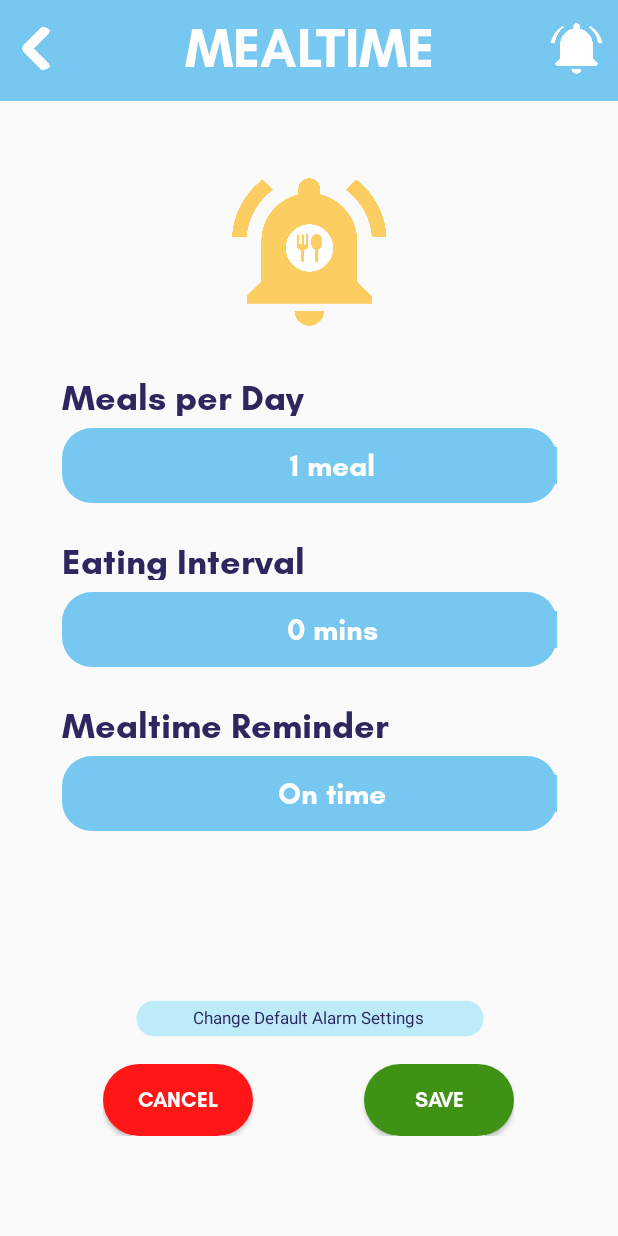
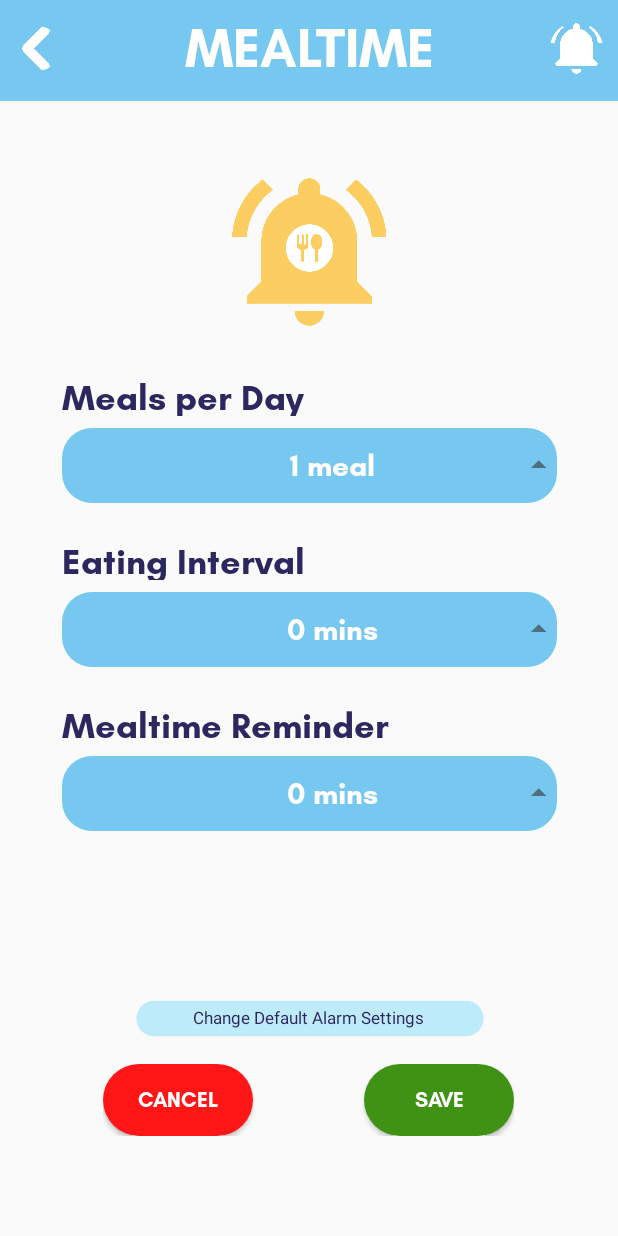
Before and after one commit to jugu612/CS129, an Android app: the FoodIntakeInput screen opened directly, with no data from a screen before it, on a phone screen of 412 x 824 dp. Run offline under Robolectric (Android 15) with nearby library versions, the phone set to English and light mode, and no system bars.

Commit message:
Updated food intake and created sleeping reminder feature (some functionalities are still placeholders)

```diff
--- a/app/src/main/AndroidManifest.xml
+++ b/app/src/main/AndroidManifest.xml
@@ -68,6 +68,9 @@
         <activity
             android:name=".FoodIntakeInput"
             android:exported="false"/>
+        <activity
+            android:name=".SleepSection"
+            android:exported="false" />
 
     </application>
 
--- a/app/src/main/java/com/amadeus/ting/FoodIntakeInput.kt
+++ b/app/src/main/java/com/amadeus/ting/FoodIntakeInput.kt
@@ -2,47 +2,67 @@ package com.amadeus.ting
 
 import android.annotation.SuppressLint
 import android.app.Activity
+import android.content.Context
 import android.content.Intent
+import android.content.SharedPreferences
 import android.os.Bundle
 import android.view.View
 import android.widget.AdapterView
 import android.widget.Spinner
+import android.widget.Toast
 import androidx.appcompat.app.AppCompatActivity
 import com.google.android.material.imageview.ShapeableImageView
 import android.widget.ArrayAdapter
 
 class FoodIntakeInput : AppCompatActivity() {
 
-    // store the user's choice in this variables
-    var mealsPerDay: Int = 3
+    // SharedPreferences instance
+    private lateinit var sharedPreferences: SharedPreferences
 
-    var eatingIntervalHours: Int = 120
-    var eatingIntervalMinutes: Int = 0
+    // Keys for SharedPreferences
+    private val PREF_MEALS_PER_DAY = "pref_meals_per_day"
+    private val PREF_EATING_INTERVAL_HOURS = "pref_eating_interval_hours"
+    private val PREF_EATING_INTERVAL_MINUTES = "pref_eating_interval_minutes"
+    private val PREF_FIRST_REMINDER_HOURS = "pref_first_reminder_hours"
+    private val PREF_FIRST_REMINDER_MINUTES = "pref_first_reminder_minutes"
 
-    var firstReminderHours: Int = 0
-    var firstReminderMinutes: Int = 0
+    // Store the user's choice in these variables
+    private var mealsPerDay: Int = 1
+    private var eatingIntervalHours: Int = 0
+    private var eatingIntervalMinutes: Int = 0
+    private var firstReminderHours: Int = 0
+    private var firstReminderMinutes: Int = 0
+
     override fun onCreate(savedInstanceState: Bundle?) {
         super.onCreate(savedInstanceState)
         setContentView(R.layout.edit_food_intake)
+
+        // Initialize SharedPreferences
+        sharedPreferences = getSharedPreferences("FoodIntakePrefs", Context.MODE_PRIVATE)
+
+        // Restore saved values from SharedPreferences
+        restoreSavedValues()
 
         onClick<ShapeableImageView>(R.id.back_button) {
             val goToFoodIntake = Intent(this, FoodIntake::class.java)
             startActivity(goToFoodIntake)
         }
-        //Meal Frequency options:
+
+        // Meal Frequency options:
         val mealFrequencyList = mutableListOf<String>()
-        for (i in 1..10) {
+        for (i in 1..8) {
             val mealfreq = if (i == 1) "$i meal" else "$i meals"
             mealFrequencyList.add(mealfreq)
         }
-        val mealFrequencyOptions= mealFrequencyList.toTypedArray()
-        setupFoodSelectionSpinner(this, R.id.meals_per_day_button, mealFrequencyOptions)
+        val mealFrequencyOptions = mealFrequencyList.toTypedArray()
+        setupFoodSelectionSpinner(this, R.id.meals_per_day_button, mealFrequencyOptions) { selectedPosition ->
+            mealsPerDay = selectedPosition + 1 // Save selected value (1-based index)
+        }
 
-
-        //Eating Interval Options
+        // Eating Interval Options
         val intervalOptions = mutableListOf<String>()
-        for (h in 0..23) {
-            for (m in 0..59 step 1) {
+        for (h in 0..6) {
+            for (m in 0..59 step 5) {
                 val hours = if (h == 1) "$h hr" else "$h hrs"
                 val minutes = if (m == 1) "$m min" else "$m mins"
                 val interval = if (h == 0) {
@@ -57,38 +77,128 @@ class FoodIntakeInput : AppCompatActivity() {
         }
         val eatingIntervalOptions = intervalOptions.toTypedArray()
 
-        setupFoodSelectionSpinner(this, R.id.eating_intervals_button, eatingIntervalOptions)
+        setupFoodSelectionSpinner(this, R.id.eating_intervals_button, eatingIntervalOptions) { selectedPosition ->
+            // Calculate and save eating interval hours and minutes based on the selected position
+            val hours = selectedPosition / 12 // Each hour has 12 options
+            val minutes = (selectedPosition % 12) * 5 // Each 5 minutes has 1 option
+            eatingIntervalHours = hours
+            eatingIntervalMinutes = minutes
+        }
 
-        //First Notification Reminder Options
+        // First Notification Reminder Options
         val firstReminderList = mutableListOf<String>()
-        firstReminderList.add("On time")
-        for (h in 0..23) {
-            for (m in 0..59 step 1) {
-                val timeBefore = h * 60 + m
-                if (timeBefore > 0) {
+        for (h in 0..6) {
+            for (m in 0..59 step 5) {
                 val hours = if (h == 1) "$h hr" else "$h hrs"
                 val minutes = if (m == 1) "$m min" else "$m mins"
                 val interval = if (h == 0) {
-                        "$minutes before"
+                    "$minutes"
                 } else if (m == 0) {
-                        "$hours before"
+                    "$hours"
                 } else {
-                        "$hours and $minutes before"
+                    "$hours and $minutes"
                 }
                 firstReminderList.add(interval)
             }
         }
-        }
         val firstReminderOptions = firstReminderList.toTypedArray()
 
-        setupFoodSelectionSpinner(this, R.id.first_reminder_button, firstReminderOptions)
+        setupFoodSelectionSpinner(this, R.id.first_reminder_button, firstReminderOptions) { selectedPosition ->
+            // Calculate and save first reminder hours and minutes based on the selected position
+            if (selectedPosition == 0) {
+                firstReminderHours = 0
+                firstReminderMinutes = 0
+            } else {
+                val timeBefore = selectedPosition - 1 // Subtract 1 for the "On time" option
+                firstReminderHours = timeBefore / 12 // Each hour has 12 options
+                firstReminderMinutes = (timeBefore % 12) * 5 // Each 5 minutes has 1 option
+            }
+        }
 
+        // Save button
+        onClick<View>(R.id.save_button) {
+            saveValuesToSharedPreferences() // Save the values to SharedPreferences
+            showToast()
+            val goToFoodIntake = Intent(this, FoodIntake::class.java)
+            startActivity(goToFoodIntake)
+        }
+        // Cancel button
+        onClick<View>(R.id.cancel_button) {
+            val goToFoodIntake = Intent(this, FoodIntake::class.java)
+            startActivity(goToFoodIntake)
+        }
+    }
+    override fun onResume() {
+        super.onResume()
+
+        // Restore saved values from SharedPreferences
+        restoreSavedValues()
+    }
+
+    private fun restoreSavedValues() {
+        // Restore mealsPerDay value from SharedPreferences
+        mealsPerDay = sharedPreferences.getInt(PREF_MEALS_PER_DAY, 1)
+
+        // Restore eatingIntervalHours and eatingIntervalMinutes values from SharedPreferences
+        eatingIntervalHours = sharedPreferences.getInt(PREF_EATING_INTERVAL_HOURS, 0)
+        eatingIntervalMinutes = sharedPreferences.getInt(PREF_EATING_INTERVAL_MINUTES, 0)
+
+        // Restore firstReminderHours and firstReminderMinutes values from SharedPreferences
+        firstReminderHours = sharedPreferences.getInt(PREF_FIRST_REMINDER_HOURS, 0)
+        firstReminderMinutes = sharedPreferences.getInt(PREF_FIRST_REMINDER_MINUTES, 0)
+
+        // Update the spinners with the restored values
+        val mealsPerDaySpinner = findViewById<Spinner>(R.id.meals_per_day_button)
+        mealsPerDaySpinner.setSelection(mealsPerDay - 1) // Subtract 1 to convert to 0-based index
+
+        val eatingIntervalSpinner = findViewById<Spinner>(R.id.eating_intervals_button)
+        val eatingIntervalPosition = eatingIntervalHours * 12 + eatingIntervalMinutes / 5
+        eatingIntervalSpinner.setSelection(eatingIntervalPosition)
+
+        val firstReminderSpinner = findViewById<Spinner>(R.id.first_reminder_button)
+        val firstReminderPosition = if (firstReminderHours == 0 && firstReminderMinutes == 0) {
+            0 // "On time" option
+        } else {
+            (firstReminderHours * 12 + firstReminderMinutes / 5) + 1 // Add 1 for the "On time" option
+        }
+        firstReminderSpinner.setSelection(firstReminderPosition)
+    }
+
+
+    private fun saveValuesToSharedPreferences() {
+        val editor = sharedPreferences.edit()
+        editor.putInt(PREF_MEALS_PER_DAY, mealsPerDay)
+        editor.putInt(PREF_EATING_INTERVAL_HOURS, eatingIntervalHours)
+        editor.putInt(PREF_EATING_INTERVAL_MINUTES, eatingIntervalMinutes)
+        editor.putInt(PREF_FIRST_REMINDER_HOURS, firstReminderHours)
+        editor.putInt(PREF_FIRST_REMINDER_MINUTES, firstReminderMinutes)
+        editor.apply()
+    }
+
+    private fun showToast() {
+        val mealsPerDay = sharedPreferences.getInt(PREF_MEALS_PER_DAY, 1)
+        val eatingIntervalHours = sharedPreferences.getInt(PREF_EATING_INTERVAL_HOURS, 0)
+        val eatingIntervalMinutes = sharedPreferences.getInt(PREF_EATING_INTERVAL_MINUTES, 0)
+        val firstReminderHours = sharedPreferences.getInt(PREF_FIRST_REMINDER_HOURS, 0)
+        val firstReminderMinutes = sharedPreferences.getInt(PREF_FIRST_REMINDER_MINUTES, 0)
+
+        val message = "Meals per day: $mealsPerDay\n" +
+                "Eating interval: $eatingIntervalHours hours $eatingIntervalMinutes minutes\n" +
+                "First reminder: $firstReminderHours hours $firstReminderMinutes minutes"
+
+        Toast.makeText(this, message, Toast.LENGTH_SHORT).show()
     }
 
 
 
-    @SuppressLint("ClickableViewAccessibility", "UseCompatLoadingForDrawables")
-    fun setupFoodSelectionSpinner(activity: Activity, spinnerId: Int, spinnerOptions: Array<out Any>) {
+
+
+    fun setupFoodSelectionSpinner(
+        activity: Activity,
+        spinnerId: Int,
+        spinnerOptions: Array<out Any>,
+        callback: (Int) -> Unit // Add callback parameter
+    ) {
         val mealOption = activity.findViewById<Spinner>(spinnerId)
         val adapterMF = ArrayAdapter(
             activity,
@@ -97,6 +207,7 @@ class FoodIntakeInput : AppCompatActivity() {
         )
         adapterMF.setDropDownViewResource(R.layout.spinner_item_color)
         mealOption.adapter = adapterMF
+        mealOption.dropDownVerticalOffset = mealOption.height
 
         mealOption.setOnTouchListener { _, _ ->
             if (mealOption.isPressed) {
@@ -115,6 +226,8 @@ class FoodIntakeInput : AppCompatActivity() {
                 } else {
                     mealOption.background = activity.resources.getDrawable(R.drawable.food_intake_spinner_up)
                 }
+                // Call the callback with the selected position
+                callback(selectedPosition)
             }
 
             override fun onNothingSelected(parent: AdapterView<*>) {
@@ -125,6 +238,8 @@ class FoodIntakeInput : AppCompatActivity() {
 
 
 
+
+
     private inline fun <reified T : View> Activity.onClick(id: Int, crossinline action: (T) -> Unit) {
         findViewById<T>(id)?.setOnClickListener {
             action(it as T)
--- a/app/src/main/java/com/amadeus/ting/HomepageAdapter.kt
+++ b/app/src/main/java/com/amadeus/ting/HomepageAdapter.kt
@@ -32,7 +32,7 @@ class HomepageAdapter(private val cardDataList: List<HomepageData>) :
                     0 -> Intent(context, Planner::class.java)
                     1 -> Intent(context, FoodIntake::class.java)
                     2 -> Intent(context, HealthAndWellness::class.java)
-                    3 -> Intent(context, HealthAndWellness::class.java)
+                    3 -> Intent(context, SleepSection::class.java)
                     4 -> Intent(context, HealthAndWellness::class.java)
                     5 -> Intent(context, FocusMode::class.java)
                     else -> null
--- a/app/src/main/res/drawable/food_intake_spinner_up.xml
+++ b/app/src/main/res/drawable/food_intake_spinner_up.xml
@@ -13,7 +13,7 @@
                 <bitmap
                     android:gravity="center|end"
                     android:src="@drawable/ic_up"
-                    android:paddingRight="50dp"
+                    android:paddingRight="100dp"
                     android:paddingBottom="10dp" /></item>
         </layer-list>
     </item>
--- a/app/src/main/res/layout/activity_home_page.xml
+++ b/app/src/main/res/layout/activity_home_page.xml
@@ -111,6 +111,4 @@
     </androidx.constraintlayout.widget.ConstraintLayout>
 
 
-
-
 </androidx.constraintlayout.widget.ConstraintLayout>
--- a/app/src/main/res/layout/edit_food_intake.xml
+++ b/app/src/main/res/layout/edit_food_intake.xml
@@ -153,12 +153,15 @@
             android:layout_width="330dp"
             android:layout_height="50dp"
             android:layout_marginTop="8dp"
-            android:dropDownVerticalOffset="50dp"
             android:orientation="vertical"
             android:background="@drawable/food_intake_spinner_up"
-            app:layout_constraintHorizontal_bias="1.0"
-            app:layout_constraintVertical_bias="1.0"
             app:layout_constraintTop_toBottomOf="@+id/meals_per_day_text"
+            android:popupBackground="@color/cblue"
+            android:spinnerMode="dropdown"
+            android:overlapAnchor="false"
+            android:popupElevation="4dp"
+            android:dropDownHorizontalOffset="-10dp"
+            android:dropDownVerticalOffset="0dp"
             app:layout_constraintStart_toStartOf="@+id/eating_intervals_text" />
 
         <TextView
@@ -184,11 +187,17 @@
             android:layout_marginTop="8dp"
             android:layout_marginEnd="50dp"
             android:background="@drawable/food_intake_spinner_up"
-            android:dropDownVerticalOffset="50dp"
             android:gravity="center"
             android:orientation="vertical"
             app:layout_constraintEnd_toEndOf="parent"
             app:layout_constraintStart_toStartOf="parent"
+            android:popupBackground="@color/cblue"
+            android:popupElevation="4dp"
+            android:spinnerMode="dropdown"
+            android:overlapAnchor="false"
+            android:dropDownWidth="match_parent"
+            android:dropDownHeight="wrap_content"
+            app:layout_constraintVertical_bias="0.0"
             app:layout_constraintTop_toBottomOf="@+id/eating_intervals_text" />
 
         <TextView
@@ -212,11 +221,16 @@
             android:layout_width="330dp"
             android:layout_height="50dp"
             android:layout_marginTop = "8dp"
-            android:dropDownVerticalOffset="50dp"
             android:orientation="vertical"
             android:background="@drawable/food_intake_spinner_up"
             app:layout_constraintHorizontal_bias="1.0"
-            app:layout_constraintVertical_bias="1.0"
+            app:layout_constraintVertical_bias="0.0"
+            android:popupBackground="@color/cblue"
+            android:spinnerMode="dropdown"
+            android:overlapAnchor="false"
+            android:popupElevation="4dp"
+            android:dropDownHeight="150dp"
+            android:dropDownVerticalOffset="50dp"
             app:layout_constraintTop_toBottomOf="@+id/meal_hour_text"
             app:layout_constraintStart_toStartOf="@+id/eating_intervals_text" />
 
--- a/app/src/main/res/layout/spinner_item_color.xml
+++ b/app/src/main/res/layout/spinner_item_color.xml
@@ -1,13 +1,11 @@
 <?xml version="1.0" encoding="utf-8"?>
 <TextView xmlns:android="http://schemas.android.com/apk/res/android"
     android:layout_width="match_parent"
-    android:layout_height="wrap_content"
+    android:layout_height="50dp"
     android:fontFamily="@font/glacial_indifference_bold"
     android:textColor="@color/white"
-    android:gravity="center_vertical|center_horizontal"
-    android:background="@color/cyan"
-    android:backgroundTintMode="src_atop"
+    android:gravity="center"
     android:layout_centerVertical="true"
-    android:layout_marginEnd="33dp"
-    android:textSize="20sp"
-    android:popupBackground="@android:drawable/dialog_holo_light_frame" />
+    android:padding="8dp"
+    android:textAppearance="?android:attr/textAppearanceListItem"
+    android:textSize="20sp" />
```
Also changed, not shown: app/src/main/java/com/amadeus/ting/SleepAdapter.kt (added, +38 -0 lines), app/src/main/java/com/amadeus/ting/SleepData.kt (added, +12 -0 lines), app/src/main/java/com/amadeus/ting/SleepSection.kt (added, +22 -0 lines), app/src/main/res/layout/activity_sleep.xml (added, +133 -0 lines), app/src/main/res/layout/view_sleep.xml (added, +92 -0 lines). Lines whose indentation alone changed are shown as unchanged.
